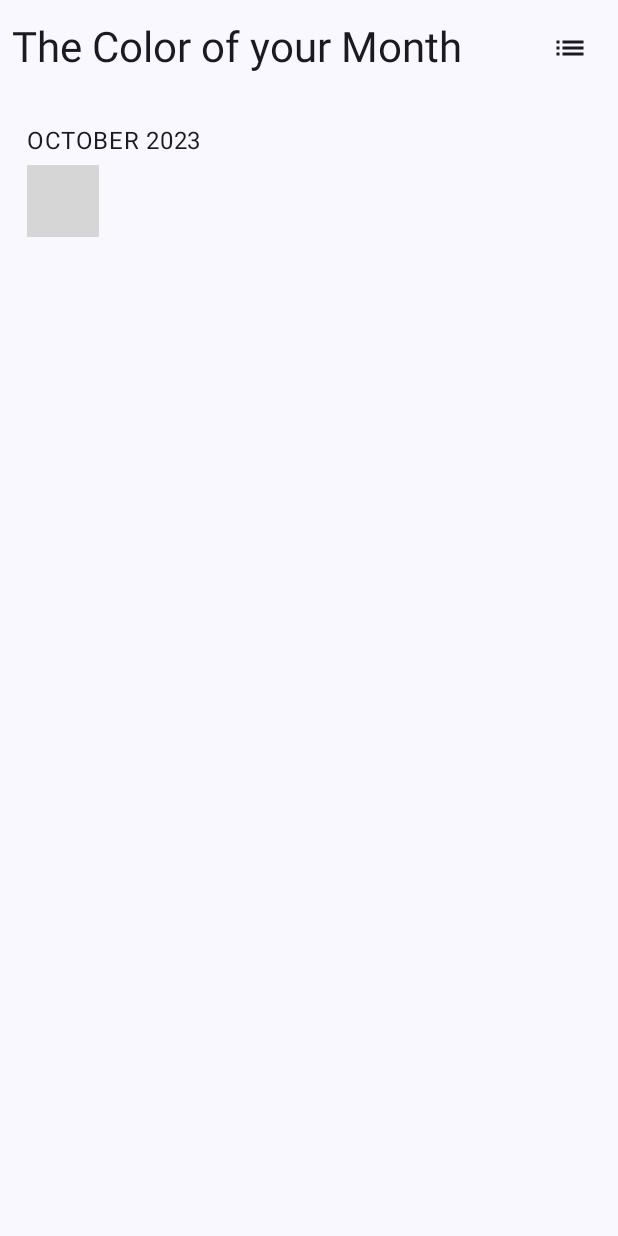
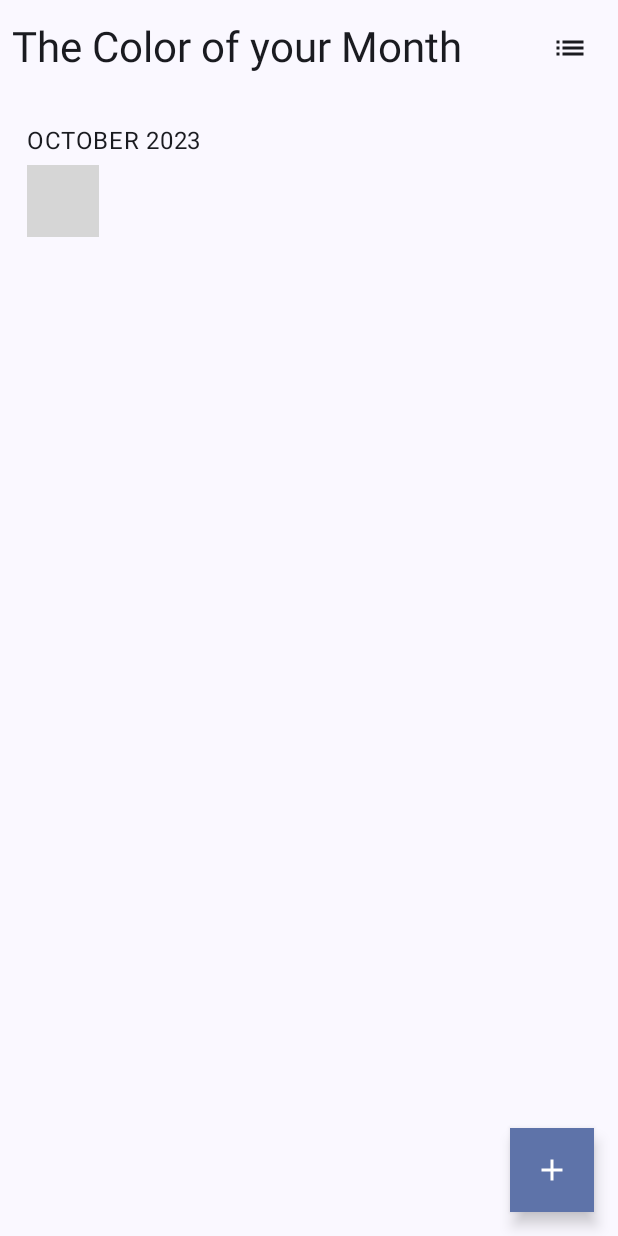
Before and after one commit to Zlurgg/The-Day-To, an Android app built with Jetpack Compose: the EntriesScreen screen opened through its navigation route, on a phone screen of 412 x 824 dp. Run offline under Robolectric (Android 15) with nearby library versions, the light colour scheme and no system bars; our stand-ins replace Dagger/Hilt's generated code, Room's generated code; libraries missing offline, so code that uses them is left out: com.vanpra.composematerialdialogs; 3 statements that could not run were skipped; grey boxes are pictures that could not be loaded.

Commit message:
re using the fab button on the entries page to add a new mood color instead
just need to now add the user generated ones to the list if they exist on the add edit entry page

```diff
--- a/app/src/main/java/com/jbrightman/thedayto/feature_thedayto/presentation/entry/display_entries/EntriesScreen.kt
+++ b/app/src/main/java/com/jbrightman/thedayto/feature_thedayto/presentation/entry/display_entries/EntriesScreen.kt
@@ -139,16 +139,16 @@ fun EntriesScreen(
                 )
             }
         },
-/*        floatingActionButton = {
+        floatingActionButton = {
             FloatingActionButton(
                 onClick = {
-                    navController.navigate(Screen.AddEditEntryScreen.route)
+                    navController.navigate(Screen.AddEditMoodColorScreen.route)
                 },
                 modifier = Modifier.background(MaterialTheme.colorScheme.primary)
             ) {
-                Icon(imageVector = Icons.Default.Add, contentDescription = "Add Entry")
+                Icon(imageVector = Icons.Default.Add, contentDescription = "Create new mood color")
             }
-        },*/
+        },
         snackbarHost = { SnackbarHost(snackbarHostState) },
         content = { padding ->
             Column(
```
Also changed, not shown: app/src/main/java/com/jbrightman/thedayto/feature_thedayto/presentation/add_edit_mood_color/AddEditMoodColorScreen.kt (+6 -4 lines).
